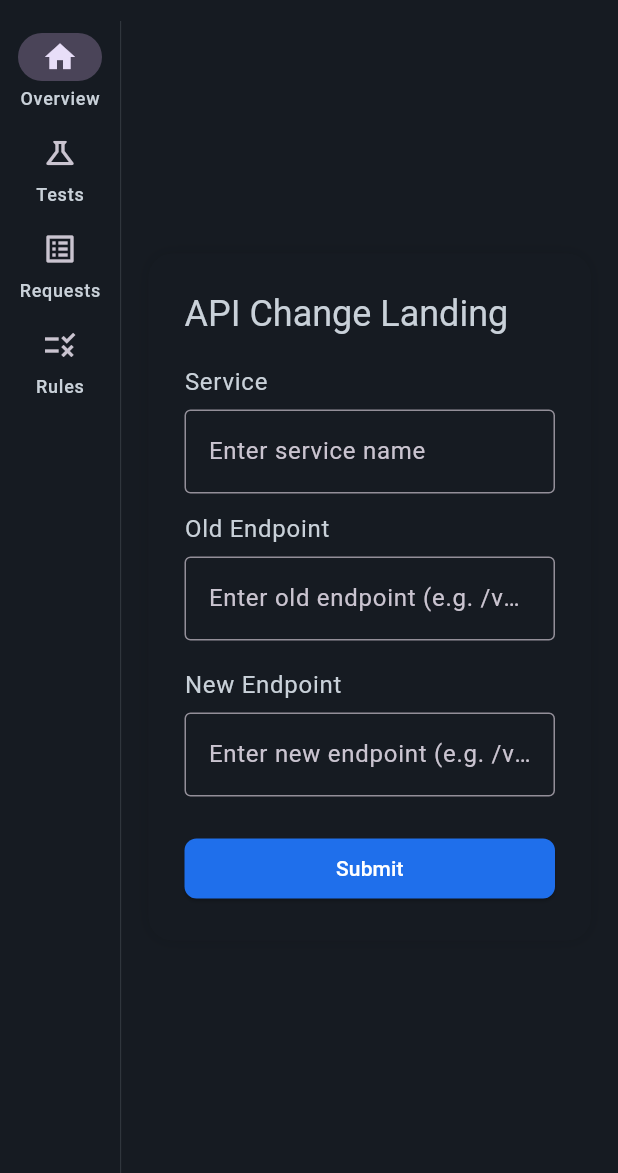
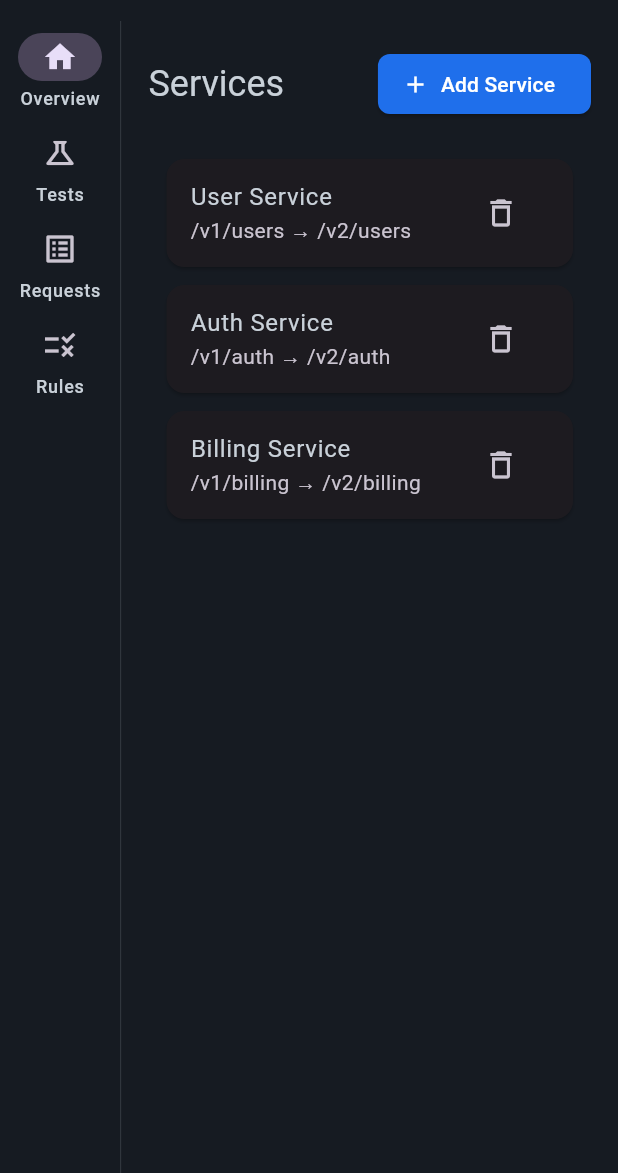
Before and after one commit to Arian04/UpGuardian, a Flutter app: the screen it shows after launch, after a tap on "Overview", on a phone screen of 412 x 824 dp, the part 63-1236 px from its top. Run offline on Flutter 3.47's test engine with Material 3 defaults, Android fonts, the phone set to English and light mode, and no system bars.

Commit message:
Make UI home page show services

```diff
--- a/frontend/lib/my_home_page.dart
+++ b/frontend/lib/my_home_page.dart
@@ -15,6 +15,13 @@ class _MyHomePageState extends State<MyHomePage> {
   int _selectedChangeIndex = 0;
 
   // repository list removed (not used)
+
+  // Mock services listing (mutable contents)
+  final List<Map<String, String>> _mockServices = [
+    {'name': 'User Service', 'oldEndpoint': '/v1/users', 'newEndpoint': '/v2/users'},
+    {'name': 'Auth Service', 'oldEndpoint': '/v1/auth', 'newEndpoint': '/v2/auth'},
+    {'name': 'Billing Service', 'oldEndpoint': '/v1/billing', 'newEndpoint': '/v2/billing'},
+  ];
 
   // Controllers for landing page inputs
   final TextEditingController _serviceController = TextEditingController();
@@ -47,6 +54,79 @@ class _MyHomePageState extends State<MyHomePage> {
           ),
         ],
       ),
+    );
+  }
+
+  void _openAddServiceDialog() {
+    showDialog<void>(
+      context: context,
+      builder: (context) => _buildAddServiceDialog(),
+    );
+  }
+
+  Widget _buildAddServiceDialog() {
+    return AlertDialog(
+      title: const Text('Add Service'),
+      content: SingleChildScrollView(
+        child: Column(
+          mainAxisSize: MainAxisSize.min,
+          crossAxisAlignment: CrossAxisAlignment.stretch,
+          children: [
+            const SizedBox(height: 4),
+            const Text('Service'),
+            const SizedBox(height: 6),
+            TextField(
+              controller: _serviceController,
+              decoration: const InputDecoration(
+                hintText: 'Enter service name',
+                border: OutlineInputBorder(),
+              ),
+            ),
+            const SizedBox(height: 12),
+            const Text('Old Endpoint'),
+            const SizedBox(height: 6),
+            TextField(
+              controller: _oldEndpointController,
+              decoration: const InputDecoration(
+                hintText: 'Enter old endpoint (e.g. /v1/users)',
+                border: OutlineInputBorder(),
+              ),
+            ),
+            const SizedBox(height: 12),
+            const Text('New Endpoint'),
+            const SizedBox(height: 6),
+            TextField(
+              controller: _newEndpointController,
+              decoration: const InputDecoration(
+                hintText: 'Enter new endpoint (e.g. /v2/users)',
+                border: OutlineInputBorder(),
+              ),
+            ),
+          ],
+        ),
+      ),
+      actions: [
+        TextButton(onPressed: () => Navigator.of(context).pop(), child: const Text('Cancel')),
+        ElevatedButton(
+          onPressed: () {
+            final enteredService = _serviceController.text.trim();
+            final enteredOld = _oldEndpointController.text.trim();
+            final enteredNew = _newEndpointController.text.trim();
+            if (enteredService.isEmpty || enteredOld.isEmpty || enteredNew.isEmpty) {
+              _showAlert('Service name, old endpoint and new endpoint are all required.');
+              return;
+            }
+            setState(() {
+              _mockServices.insert(0, {'name': enteredService, 'oldEndpoint': enteredOld, 'newEndpoint': enteredNew});
+            });
+            _serviceController.clear();
+            _oldEndpointController.clear();
+            _newEndpointController.clear();
+            Navigator.of(context).pop();
+          },
+          child: const Text('Add'),
+        ),
+      ],
     );
   }
 
@@ -135,69 +215,50 @@ class _MyHomePageState extends State<MyHomePage> {
   Widget _buildMainContent(ThemeData theme, Color textColor, Color surface) {
     switch (_selectedIndex) {
       case 0:
-        // Landing page: input for old/new service and endpoint
-        final inputStyle = theme.textTheme.bodyLarge?.copyWith(color: textColor);
-        return Center(
-          child: Container(
-            constraints: const BoxConstraints(maxWidth: 400),
-            padding: const EdgeInsets.all(24),
-            decoration: BoxDecoration(
-              color: surface,
-              borderRadius: BorderRadius.circular(16),
-              boxShadow: [BoxShadow(color: Colors.black12, blurRadius: 8)],
-            ),
-            child: Column(
-              mainAxisSize: MainAxisSize.min,
-              crossAxisAlignment: CrossAxisAlignment.stretch,
+        // Overview: list of known services and a button to add a new one (opens modal)
+        return Column(
+          crossAxisAlignment: CrossAxisAlignment.start,
+          children: [
+            Row(
+              mainAxisAlignment: MainAxisAlignment.spaceBetween,
               children: [
-                Text('API Change Landing', style: theme.textTheme.headlineSmall),
-                const SizedBox(height: 18),
-                Text('Service', style: inputStyle),
-                const SizedBox(height: 6),
-                TextField(
-                  controller: _serviceController,
-                  decoration: const InputDecoration(
-                    hintText: 'Enter service name',
-                    border: OutlineInputBorder(),
-                  ),
-                ),
-                const SizedBox(height: 12),
-                Text('Old Endpoint', style: inputStyle),
-                const SizedBox(height: 6),
-                TextField(
-                  controller: _oldEndpointController,
-                  decoration: const InputDecoration(
-                    hintText: 'Enter old endpoint (e.g. /v1/users)',
-                    border: OutlineInputBorder(),
-                  ),
-                ),
-                const SizedBox(height: 18),
-                Text('New Endpoint', style: inputStyle),
-                const SizedBox(height: 6),
-                TextField(
-                  controller: _newEndpointController,
-                  decoration: const InputDecoration(
-                    hintText: 'Enter new endpoint (e.g. /v2/users)',
-                    border: OutlineInputBorder(),
-                  ),
-                ),
-                const SizedBox(height: 24),
-                ElevatedButton(
-                  onPressed: () {
-                    service = _serviceController.text.trim();
-                    oldEndpoint = _oldEndpointController.text.trim();
-                    newEndpoint = _newEndpointController.text.trim();
-                    if (service.isEmpty || oldEndpoint.isEmpty || newEndpoint.isEmpty) {
-                      _showAlert('All fields are required. Please fill out every field.');
-                      return;
-                    }
-                    // You can use the variables here for further logic
-                  },
-                  child: const Text('Submit'),
+                Text('Services', style: theme.textTheme.headlineSmall),
+                ElevatedButton.icon(
+                  onPressed: _openAddServiceDialog,
+                  icon: const Icon(Icons.add),
+                  label: const Text('Add Service'),
                 ),
               ],
             ),
-          ),
+            const SizedBox(height: 12),
+            Expanded(
+              child: Container(
+                padding: const EdgeInsets.all(8),
+                decoration: BoxDecoration(color: surface, borderRadius: BorderRadius.circular(8)),
+                child: _mockServices.isEmpty
+                    ? Center(child: Text('No services yet. Click "Add Service" to create one.', style: theme.textTheme.bodyLarge))
+                    : ListView.builder(
+                        itemCount: _mockServices.length,
+                        itemBuilder: (context, index) {
+                          final svc = _mockServices[index];
+                          return Card(
+                            margin: const EdgeInsets.symmetric(vertical: 6, horizontal: 4),
+                            child: ListTile(
+                              title: Text(svc['name'] ?? ''),
+                              subtitle: Text('${svc['oldEndpoint'] ?? ''} → ${svc['newEndpoint'] ?? ''}'),
+                              trailing: IconButton(
+                                icon: const Icon(Icons.delete_outline),
+                                onPressed: () {
+                                  setState(() => _mockServices.removeAt(index));
+                                },
+                              ),
+                            ),
+                          );
+                        },
+                      ),
+              ),
+            ),
+          ],
         );
       case 1:
         // simplified API Changes view (keeps repo selector and a change list)
```
